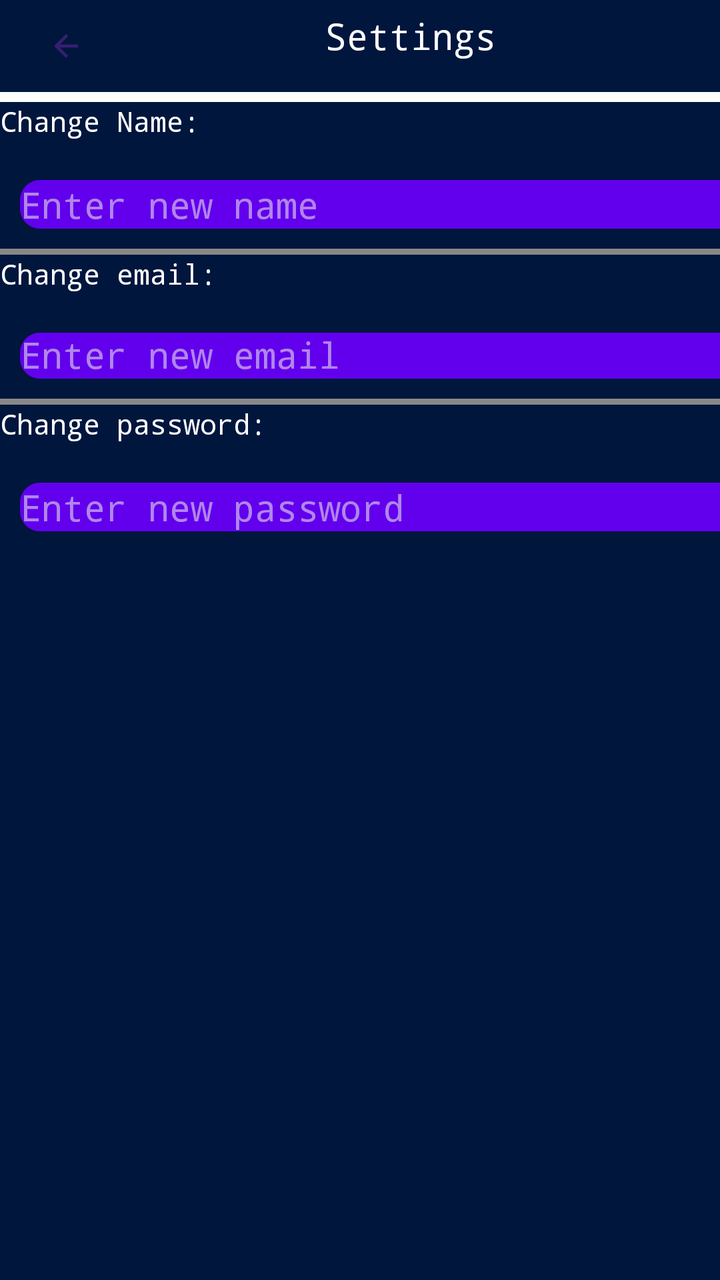
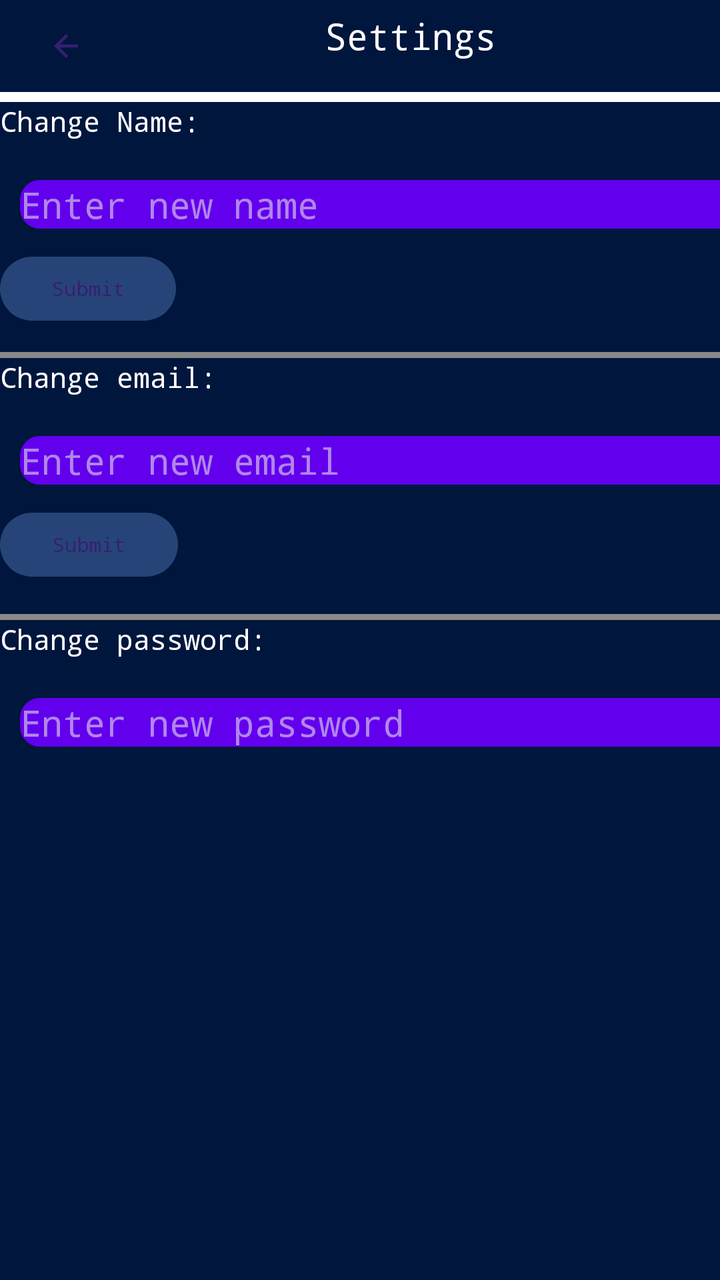

Screens rendered from an Android XML layout before and after an edit, with the pre-edit source and the edit as a unified diff.
<!-- AndroidManifest.xml: application theme Theme.Dissonance -->
<!-- res/layout/activity_profile_editor.xml -->
<?xml version="1.0" encoding="utf-8"?>
<androidx.constraintlayout.widget.ConstraintLayout xmlns:android="http://schemas.android.com/apk/res/android"
    xmlns:app="http://schemas.android.com/apk/res-auto"
    android:layout_width="match_parent"
    android:layout_height="match_parent">

    <LinearLayout
        android:layout_width="409dp"
        android:layout_height="729dp"
        android:orientation="vertical"
        app:layout_constraintStart_toStartOf="parent"
        app:layout_constraintTop_toTopOf="parent">

        <LinearLayout
            android:layout_width="match_parent"
            android:layout_height="46dp"
            android:orientation="horizontal">

            <Button
                android:id="@+id/backButton"
                android:layout_width="2dp"
                android:layout_height="wrap_content"
                android:layout_gravity="center"
                android:layout_weight="1"
                android:background="#00EF0D0D"
                android:backgroundTint="#C12E2E"
                android:gravity="center|start"
                android:text="@string/back"
                app:icon="?attr/homeAsUpIndicator"
                app:iconPadding="20dp" />

            <TextView
                android:id="@+id/textView2"
                android:layout_width="252dp"
                android:layout_height="36dp"
                android:layout_weight="1"
                android:gravity="center"
                android:text="@string/settings"
                android:textColor="#FDFDFD"
                android:textSize="18sp" />

            <Space
                android:layout_width="wrap_content"
                android:layout_height="match_parent"
                android:layout_weight="1" />
        </LinearLayout>

        <LinearLayout
            android:layout_width="match_parent"
            android:layout_height="wrap_content"
            android:orientation="vertical">

            <View
                android:id="@+id/view2"
                android:layout_width="match_parent"
                android:layout_height="5dp"
                android:background="#FFFFFF" />

            <TextView
                android:id="@+id/editNameText"
                android:layout_width="match_parent"
                android:layout_height="wrap_content"
                android:fontFamily="monospace"
                android:text="@string/change_name"
                android:textColor="#FFFFFF" />

            <EditText
                android:id="@+id/editNameBox"
                android:layout_width="match_parent"
                android:layout_height="wrap_content"
                android:layout_marginTop="10dp"
                android:autofillHints="Enter new name"
                android:background="@drawable/btn_profile"
                android:hint="@string/enter_new_name"
                android:inputType="textPersonName" />
        </LinearLayout>

        <View
            android:id="@+id/view3"
            android:layout_width="match_parent"
            android:layout_height="3dp"
            android:background="#898888" />

        <LinearLayout
            android:layout_width="match_parent"
            android:layout_height="72dp"
            android:orientation="vertical">

            <TextView
                android:id="@+id/editEmailText"
                android:layout_width="match_parent"
                android:layout_height="wrap_content"
                android:text="@string/change_email"
                android:textColor="#FFFFFF" />

            <EditText
                android:id="@+id/editEmailBox"
                android:layout_width="match_parent"
                android:layout_height="wrap_content"
                android:layout_marginTop="10dp"
                android:autofillHints="Enter new name"
                android:background="@drawable/btn_profile"
                android:hint="@string/enter_new_email"
                android:inputType="textPersonName" />

        </LinearLayout>

        <View
            android:id="@+id/view5"
            android:layout_width="match_parent"
            android:layout_height="3dp"
            android:background="#898888" />

        <LinearLayout
            android:layout_width="match_parent"
            android:layout_height="84dp"
            android:orientation="vertical">

            <TextView
                android:id="@+id/editEmailText2"
                android:layout_width="match_parent"
                android:layout_height="wrap_content"
                android:text="@string/change_password"
                android:textColor="#FFFFFF" />

            <EditText
                android:id="@+id/editEmailBox3"
                android:layout_width="match_parent"
                android:layout_height="wrap_content"
                android:layout_marginTop="10dp"
                android:autofillHints="Enter new name"
                android:background="@drawable/btn_profile"
                android:hint="@string/enter_new_password"
                android:inputType="textPersonName" />
        </LinearLayout>

    </LinearLayout>
</androidx.constraintlayout.widget.ConstraintLayout>
<!-- resources referenced by this layout -->
<resources>
  <!-- drawable btn_profile (drawable) -->
  <?xml version="1.0" encoding="utf-8"?>
  <inset xmlns:android="http://schemas.android.com/apk/res/android"
      android:insetLeft="10dp"
      android:insetRight="10dp"
      android:insetTop="10dp"
      android:insetBottom="10dp">
  
      <shape android:shape="rectangle">
          <solid android:color="@color/purple_500"/>
          <corners android:radius="10dp"/>
      </shape>
  
  </inset>
  <string name="back">Back</string>
  <string name="change_email">Change email:</string>
  <string name="change_name">Change Name:</string>
  <string name="change_password">Change password:</string>
  <string name="enter_new_email">Enter new email</string>
  <string name="enter_new_name">Enter new name</string>
  <string name="enter_new_password">Enter new password</string>
  <string name="settings">Settings</string>
  <style name="Theme.Dissonance" parent="Theme.Material3.Dark.NoActionBar">
          
          <item name="android:fontFamily">monospace</item>
  
          
          <item name="colorPrimary">@color/primary</item>
          <item name="colorPrimaryContainer">@color/tertiary</item>
          <item name="colorSecondary">@color/secondary</item>
  
          
          <item name="android:colorBackground">@color/background</item>
          <item name="colorSurface">@color/background</item>
  
          
          <item name="android:textColorPrimary">@color/text</item>
          <item name="android:textColorSecondary">@color/secondary</item>
  
          
          <item name="android:statusBarColor">@color/primary</item>
          <item name="android:navigationBarColor">@color/primary</item>
  
          
          <item name="colorButtonNormal">@color/secondary</item>
          <item name="android:colorControlHighlight">@color/ui_selection</item>
          <item name="android:colorAccent">@color/tertiary</item>
      </style>
  <color name="purple_500">#FF6200EE</color>
  <color name="primary">#274479</color>
  <color name="tertiary">#556B9D</color>
  <color name="secondary">#7996DE</color>
  <color name="background">#00163D</color>
  <color name="text">#F5F5F5</color>
  <color name="ui_selection">#4DB1F9</color>
</resources>

<!-- the commit's change to res/layout/activity_profile_editor.xml (unified diff, before → after) -->
@@ -47,7 +47,7 @@
 
         <LinearLayout
             android:layout_width="match_parent"
-            android:layout_height="wrap_content"
+            android:layout_height="130dp"
             android:orientation="vertical">
 
             <View
@@ -73,6 +73,13 @@
                 android:background="@drawable/btn_profile"
                 android:hint="@string/enter_new_name"
                 android:inputType="textPersonName" />
+
+            <Button
+                android:id="@+id/changeNameButton"
+                android:layout_width="wrap_content"
+                android:layout_height="40dp"
+                android:text="Submit"
+                android:textSize="10sp" />
         </LinearLayout>
 
         <View
@@ -83,7 +90,7 @@
 
         <LinearLayout
             android:layout_width="match_parent"
-            android:layout_height="72dp"
+            android:layout_height="128dp"
             android:orientation="vertical">
 
             <TextView
@@ -102,6 +109,13 @@
                 android:background="@drawable/btn_profile"
                 android:hint="@string/enter_new_email"
                 android:inputType="textPersonName" />
+
+            <Button
+                android:id="@+id/changeEmailButton"
+                android:layout_width="89dp"
+                android:layout_height="40dp"
+                android:text="Submit"
+                android:textSize="10sp" />
 
         </LinearLayout>
 
